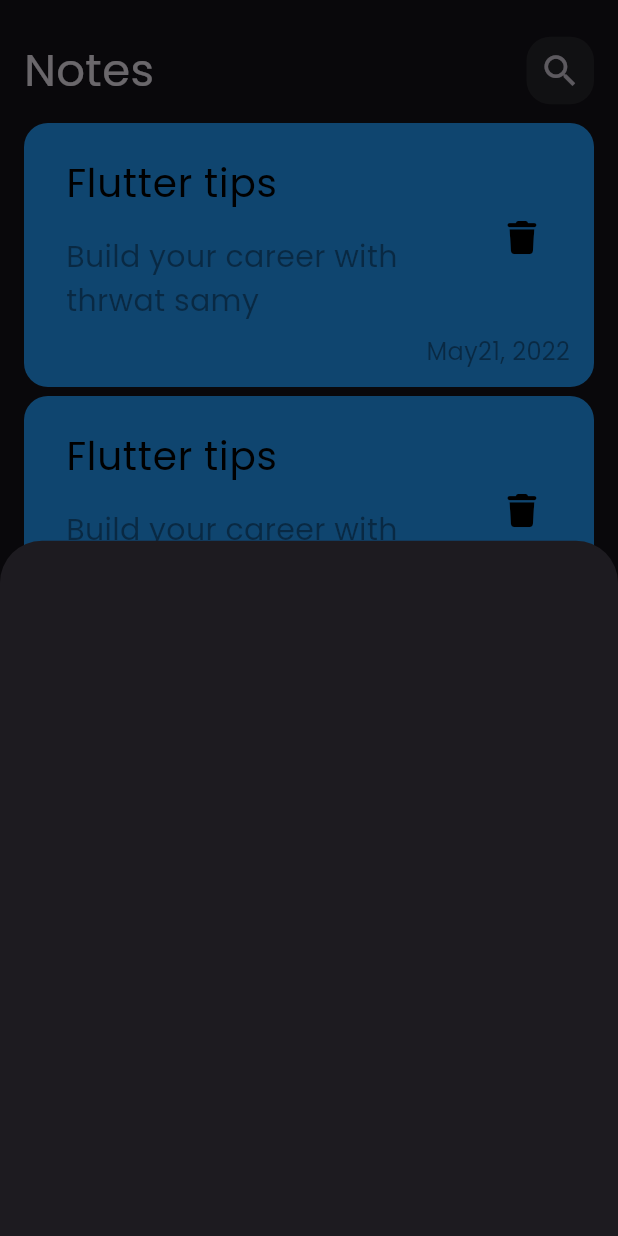
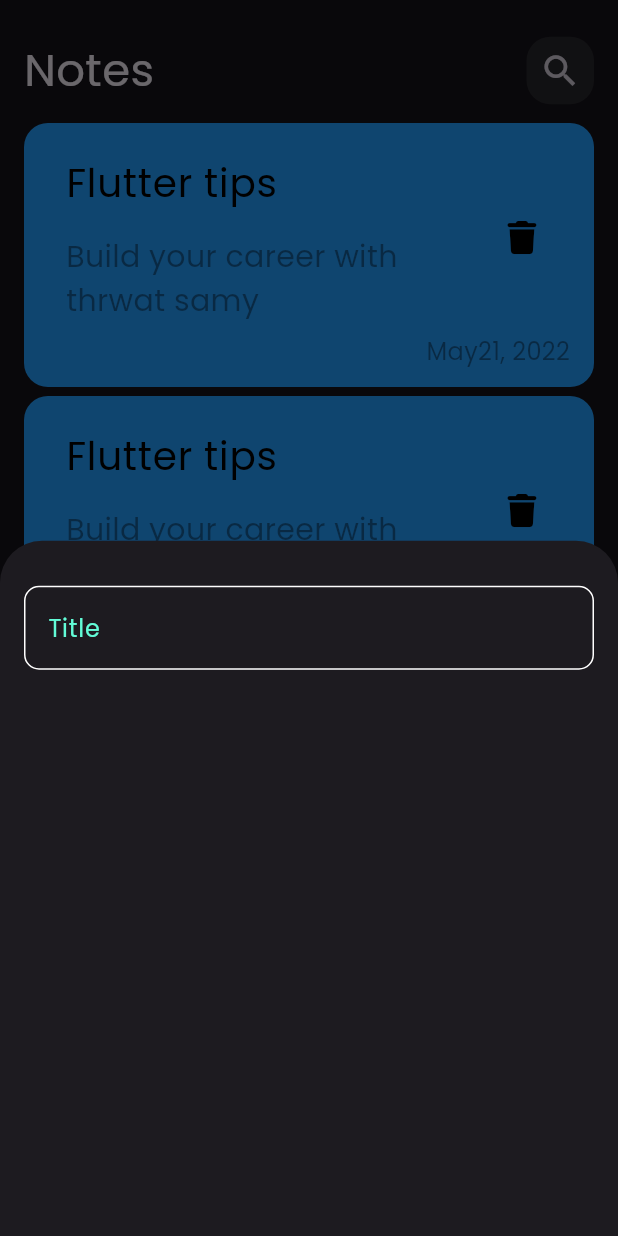
Before and after one commit to MostafaAjep/Notes-app, a Flutter app: the screen it shows after launch, after a tap on the "add" icon, on a phone screen of 412 x 824 dp. Run offline on Flutter 3.47's test engine with Material 3 defaults, Android fonts, the phone set to English and light mode, and no system bars; our stand-ins replace font_awesome_flutter.

Commit message:
create custom text field

```diff
--- /dev/null
+++ b/lib/constants.dart
@@ -0,0 +1,3 @@
+import 'package:flutter/material.dart';
+
+const kPrimaryColor = Color(0xff62FCD7);
--- a/lib/views/notes_view.dart
+++ b/lib/views/notes_view.dart
@@ -1,6 +1,5 @@
 import 'package:flutter/material.dart';
 import 'package:notes_app/widgets/notes_view_body.dart';
-
 import '../widgets/Add_note_Bottom_sheet.dart';
 
 class NotesView extends StatelessWidget {
@@ -12,6 +11,9 @@ class NotesView extends StatelessWidget {
       floatingActionButton: FloatingActionButton(
         onPressed: () {
           showModalBottomSheet(
+              //if you want to change the shape change it here
+              // shape: const RoundedRectangleBorder(
+              //   borderRadius: BorderRadius.vertical(top: Radius.circular(22))),
               context: context,
               builder: (context) => const ShowNoteBottomSheet());
         },
--- a/lib/widgets/add_note_Bottom_sheet.dart
+++ b/lib/widgets/add_note_Bottom_sheet.dart
@@ -1,10 +1,19 @@
 import 'package:flutter/material.dart';
+
+import 'custom_text_field.dart';
 
 class ShowNoteBottomSheet extends StatelessWidget {
   const ShowNoteBottomSheet({super.key});
 
   @override
   Widget build(BuildContext context) {
-    return Container();
+    return const Padding(
+      padding: EdgeInsets.symmetric(horizontal: 16, vertical: 30),
+      child: Column(
+        children: [
+          CustomTextField(),
+        ],
+      ),
+    );
   }
 }
--- /dev/null
+++ b/lib/widgets/custom_text_field.dart
@@ -0,0 +1,29 @@
+import 'package:flutter/material.dart';
+import 'package:notes_app/constants.dart';
+
+class CustomTextField extends StatelessWidget {
+  const CustomTextField({super.key});
+
+  @override
+  Widget build(BuildContext context) {
+    return TextField(
+      cursorColor: kPrimaryColor,
+      decoration: InputDecoration(
+        hintText: 'Title',
+        hintStyle: const TextStyle(color: kPrimaryColor),
+        border: buildBorder(),
+        enabledBorder: buildBorder(),
+        focusedBorder: buildBorder(kPrimaryColor),
+      ),
+    );
+  }
+
+  OutlineInputBorder buildBorder([Color? color]) {
+    return OutlineInputBorder(
+      borderRadius: BorderRadius.circular(10),
+      borderSide: BorderSide(
+        color: color ?? Colors.white,
+      ),
+    );
+  }
+}
```
